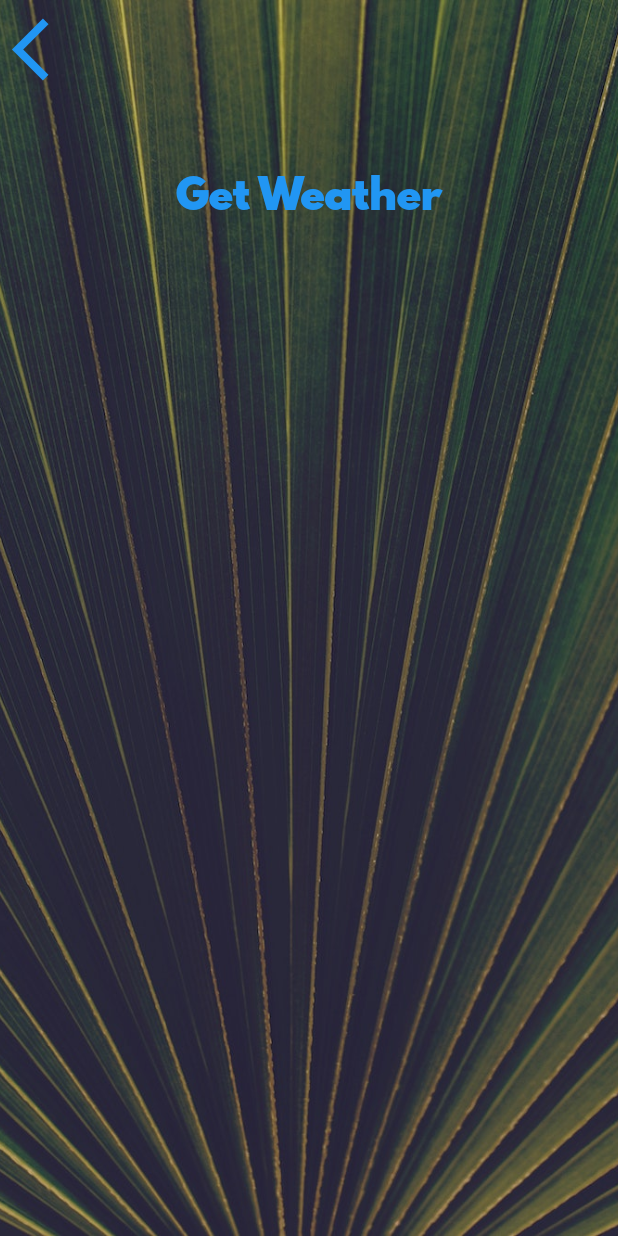
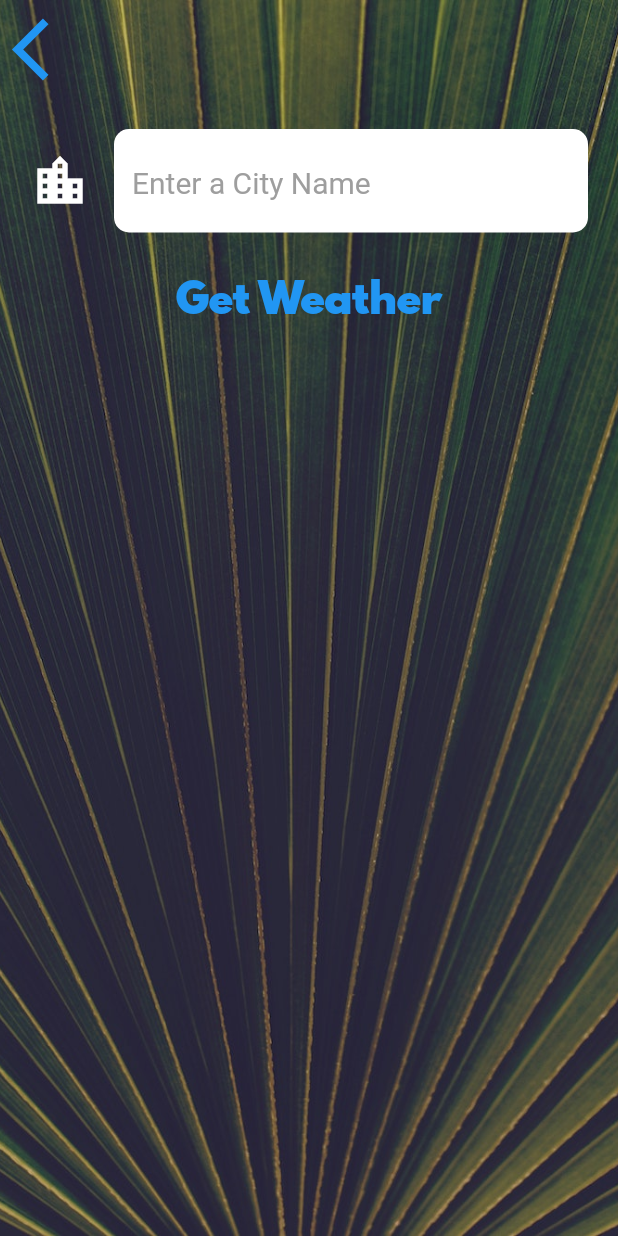
Before and after one commit to vijai-ks/Clima, a Flutter app: the CityScreen screen opened directly, on a phone screen of 412 x 824 dp. Run offline on Flutter 3.47's test engine with Material 2 defaults, Android fonts, the phone set to English and light mode, and no system bars; our stand-ins replace flutter_spinkit, geolocator.

Commit message:
feat: clima: Add Textfield to city screen
Signed-off-by: vijai-ks <vijai.ksv@gmail.com>

```diff
--- a/lib/screens/city_screen.dart
+++ b/lib/screens/city_screen.dart
@@ -35,7 +35,16 @@ class _CityScreenState extends State<CityScreen> {
               ),
               Container(
                 padding: const EdgeInsets.all(20.0),
-                child: null,
+                child: TextField(
+                  style: const TextStyle(
+                    color: Colors.black,
+                    fontSize: 25.0,
+                  ),
+                  decoration: kInputBoxDecorationStyle,
+                  onChanged: (value) {
+                    print(value);
+                  },
+                ),
               ),
               TextButton(
                 onPressed: () {},
--- a/lib/utilities/constants.dart
+++ b/lib/utilities/constants.dart
@@ -18,3 +18,24 @@ const kButtonTextStyle = TextStyle(
 const kConditionTextStyle = TextStyle(
   fontSize: 100.0,
 );
+
+const kInputBoxDecorationStyle = InputDecoration(
+  filled: true,
+  fillColor: Colors.white,
+  icon: Icon(
+    Icons.location_city,
+    size: 40.0,
+    color: Colors.white,
+  ),
+  border: OutlineInputBorder(
+    borderRadius: BorderRadius.all(
+      Radius.circular(10.0),
+    ),
+    borderSide: BorderSide.none,
+  ),
+  hintText: 'Enter a City Name',
+  hintStyle: TextStyle(
+    color: Colors.grey,
+    fontSize: 20.0,
+  ),
+);
```
